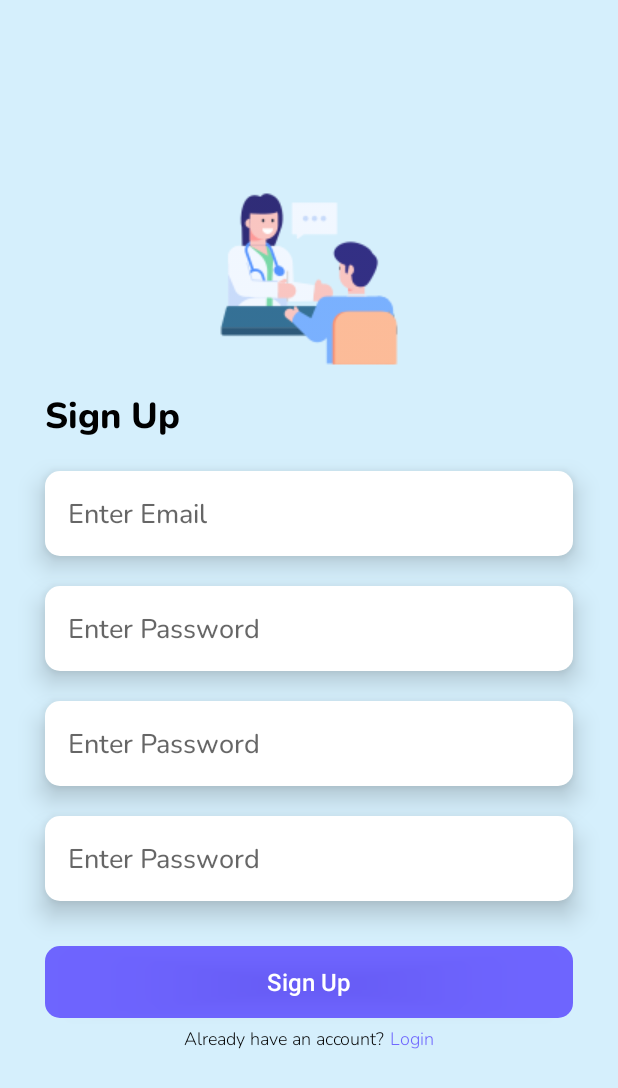
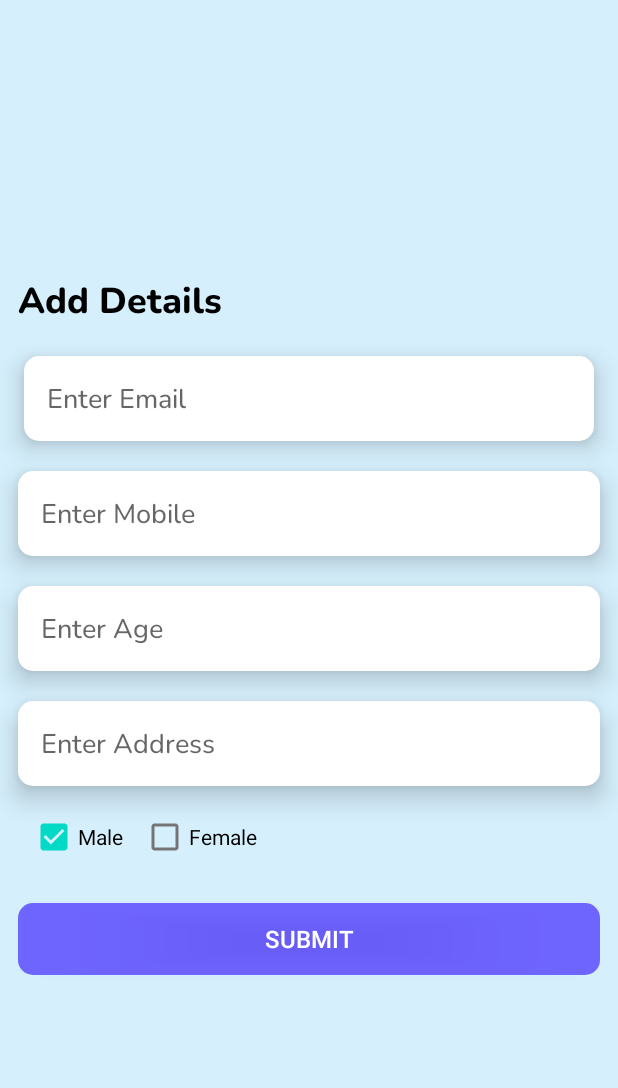
Before and after one commit to shafiq9228/DoctorApp, an Android app: the Signup screen opened directly, with no data from a screen before it, on a phone screen of 412 x 824 dp. Shown: the top 1088 px of the screen. Run offline under Robolectric (Android 15) with nearby library versions, the phone set to English and light mode, and no system bars; our stand-ins replace Firebase (no records; nobody signed in at launch, a user with empty details on screens opened directly).

Commit message:
Doctor Form

```diff
--- a/app/src/main/java/com/medical/doctorapp/GoogleSignin.kt
+++ b/app/src/main/java/com/medical/doctorapp/GoogleSignin.kt
@@ -78,11 +78,21 @@
                 if (task.isSuccessful) {
                     // Sign in success, update UI with the signed-in user's information
 
-                    Toast.makeText(applicationContext, "Success", Toast.LENGTH_SHORT).show()
-                    val user = auth.currentUser
-                    val i = Intent(this@GoogleSignin, Home::class.java)
+                    val b1 = task.getResult().additionalUserInfo?.isNewUser
+
+                    val i = Intent(this@GoogleSignin, Signup::class.java)
                     startActivity(i)
                     finishAffinity()
+//                    if (b1!!){
+//
+//                    }else{
+//                        Toast.makeText(applicationContext, "Success", Toast.LENGTH_SHORT).show()
+//                        val user = auth.currentUser
+//                        val i = Intent(this@GoogleSignin, Home::class.java)
+//                        startActivity(i)
+//                        finishAffinity()
+//                    }
+
 
                 } else {
                     Toast.makeText(applicationContext, "Faied", Toast.LENGTH_SHORT).show()
--- a/app/src/main/java/com/medical/doctorapp/Home.kt
+++ b/app/src/main/java/com/medical/doctorapp/Home.kt
@@ -1,17 +1,17 @@
 package com.medical.doctorapp
 
 import android.content.Intent
-import android.icu.util.ULocale
-import androidx.appcompat.app.AppCompatActivity
 import android.os.Bundle
 import android.view.View
 import android.widget.ImageView
 import android.widget.LinearLayout
 import android.widget.Toast
+import androidx.appcompat.app.AppCompatActivity
 import com.google.android.gms.auth.api.signin.GoogleSignIn
 import com.google.android.gms.auth.api.signin.GoogleSignInClient
 import com.google.android.gms.auth.api.signin.GoogleSignInOptions
 import com.google.android.gms.tasks.OnCompleteListener
+import com.google.firebase.auth.FirebaseAuth
 import java.util.*
 
 class Home : AppCompatActivity() {
@@ -22,6 +22,7 @@
     lateinit var mealbtn: LinearLayout
     lateinit var bookdoctorbtn: LinearLayout
     lateinit var logout: ImageView
+    lateinit var auth: FirebaseAuth
     private var mGoogleSignInClient: GoogleSignInClient? = null
 
     override fun onCreate(savedInstanceState: Bundle?) {
@@ -34,6 +35,7 @@
         mealbtn = findViewById(R.id.mealbtn)
         bookdoctorbtn = findViewById(R.id.bookdoctorbtn)
 
+        auth =FirebaseAuth.getInstance()
         logout = findViewById(R.id.logout)
 
         logout.setOnClickListener(View.OnClickListener {
@@ -42,7 +44,8 @@
             )
             googleSignInClient.signOut().addOnCompleteListener(OnCompleteListener { task->
                 if (task.isSuccessful){
-                    val i = Intent(this@Home, SelectScrn::class.java)
+                    auth.signOut()
+                    val i = Intent(this@Home, GoogleSignin::class.java)
                     startActivity(i)
                     finishAffinity()
                 }else{
--- a/app/src/main/java/com/medical/doctorapp/Signup.kt
+++ b/app/src/main/java/com/medical/doctorapp/Signup.kt
@@ -1,11 +1,66 @@
 package com.medical.doctorapp
 
+import android.content.Intent
 import androidx.appcompat.app.AppCompatActivity
 import android.os.Bundle
+import android.view.View
+import android.widget.Button
+import android.widget.CheckBox
+import android.widget.EditText
+import android.widget.Toast
+import com.google.firebase.auth.FirebaseAuth
 
 class Signup : AppCompatActivity() {
+
+    lateinit var email: EditText
+    lateinit var mobile: EditText
+    lateinit var address: EditText
+    lateinit var age: EditText
+    lateinit var auth: FirebaseAuth
+    lateinit var malecb: CheckBox
+    lateinit var femalecb: CheckBox
+    lateinit var submit: Button
+
     override fun onCreate(savedInstanceState: Bundle?) {
         super.onCreate(savedInstanceState)
         setContentView(R.layout.activity_signup)
+
+        email = findViewById(R.id.memail)
+        mobile = findViewById(R.id.mmobile)
+        address = findViewById(R.id.maddress)
+        auth = FirebaseAuth.getInstance();
+        age = findViewById(R.id.mage)
+        malecb = findViewById(R.id.malecb)
+        femalecb = findViewById(R.id.femalecb)
+
+        email.setText(""+auth.currentUser?.email)
+        submit = findViewById(R.id.sumbit)
+
+        malecb.isChecked = true
+
+        malecb.setOnClickListener(View.OnClickListener {
+            femalecb.isChecked = false
+            malecb.isChecked = true
+        })
+
+
+        femalecb.setOnClickListener(View.OnClickListener {
+            malecb.isChecked = false
+            femalecb.isChecked = true
+        })
+
+        submit.setOnClickListener(View.OnClickListener {
+            if (mobile.text.toString().isEmpty() || age.text.toString().isEmpty() || address.text.toString().isEmpty() ){
+                Toast.makeText(applicationContext, "Please Fill All Details", Toast.LENGTH_SHORT).show()
+
+            }else{
+                val i = Intent(this@Signup, Home::class.java)
+                startActivity(i)
+                finishAffinity()
+            }
+        })
+
+
+
     }
 }
--- a/app/src/main/res/layout/activity_signup.xml
+++ b/app/src/main/res/layout/activity_signup.xml
@@ -7,20 +7,16 @@
     android:orientation="vertical"
     android:gravity="center"
     android:background="#332EAFF0"
-
     tools:context=".Login">
 
-    <ImageView
-        android:layout_width="wrap_content"
-        android:layout_height="wrap_content"
-        android:src="@drawable/logindoc"/>
+
 
     <TextView
         android:layout_width="match_parent"
         android:layout_height="wrap_content"
-        android:layout_marginHorizontal="30dp"
+        android:layout_marginHorizontal="12dp"
         android:layout_marginVertical="10dp"
-        android:text="Sign Up"
+        android:text="Add Details"
         android:textColor="#000000"
         android:textSize="24dp"
         android:fontFamily="@font/nunitoextrabold" />
@@ -29,8 +25,10 @@
     <EditText
         android:layout_width="match_parent"
         android:layout_height="wrap_content"
-        android:layout_marginHorizontal="30dp"
+        android:layout_marginHorizontal="16dp"
         android:layout_marginVertical="10dp"
+        android:id="@+id/memail"
+        android:enabled="false"
         android:background="@drawable/selectbtn1"
         android:elevation="10dp"
         android:padding="15dp"
@@ -43,76 +41,79 @@
     <EditText
         android:layout_width="match_parent"
         android:layout_height="wrap_content"
-        android:layout_marginHorizontal="30dp"
+        android:layout_marginHorizontal="12dp"
         android:layout_marginVertical="10dp"
         android:background="@drawable/selectbtn1"
         android:fontFamily="@font/nunitomedium"
+        android:id="@+id/mmobile"
         android:elevation="10dp"
         android:padding="15dp"
-        android:hint="Enter Password"
+        android:hint="Enter Mobile"
         android:text=""
         android:textColorHint="#99000000"/>
 
     <EditText
         android:layout_width="match_parent"
         android:layout_height="wrap_content"
-        android:layout_marginHorizontal="30dp"
+        android:layout_marginHorizontal="12dp"
         android:layout_marginVertical="10dp"
         android:background="@drawable/selectbtn1"
+        android:id="@+id/mage"
         android:fontFamily="@font/nunitomedium"
         android:elevation="10dp"
         android:padding="15dp"
-        android:hint="Enter Password"
+        android:hint="Enter Age"
         android:text=""
         android:textColorHint="#99000000"/>
 
     <EditText
         android:layout_width="match_parent"
         android:layout_height="wrap_content"
-        android:layout_marginHorizontal="30dp"
+        android:layout_marginHorizontal="12dp"
+        android:id="@+id/maddress"
         android:layout_marginVertical="10dp"
         android:background="@drawable/selectbtn1"
         android:fontFamily="@font/nunitomedium"
         android:elevation="10dp"
         android:padding="15dp"
-        android:hint="Enter Password"
+        android:hint="Enter Address"
         android:text=""
         android:textColorHint="#99000000"/>
+
+    <LinearLayout
+        android:layout_width="match_parent"
+        android:layout_marginHorizontal="20dp"
+        android:layout_height="wrap_content">
+
+        <CheckBox
+            android:layout_width="wrap_content"
+            android:layout_height="wrap_content"
+            android:layout_marginRight="12dp"
+            android:id="@+id/malecb"
+            android:text="Male"/>
+
+        <CheckBox
+            android:layout_width="wrap_content"
+            android:layout_height="wrap_content"
+            android:id="@+id/femalecb"
+            android:text="Female"/>
+
+    </LinearLayout>
+
 
     <androidx.appcompat.widget.AppCompatButton
         android:layout_width="match_parent"
         android:layout_height="wrap_content"
-        android:layout_marginHorizontal="30dp"
+        android:layout_marginHorizontal="12dp"
         android:layout_marginTop="20dp"
         android:elevation="10dp"
         android:background="@drawable/selectbtn2"
-        android:text="Sign Up"
-        android:textAllCaps="false"
+        android:text="Submit"
+        android:textAllCaps="true"
+        android:id="@+id/sumbit"
         android:textColor="@color/white"
         android:textSize="16dp"/>
 
-    <LinearLayout
-        android:layout_width="match_parent"
-        android:layout_height="wrap_content"
-        android:layout_marginTop="5dp"
-        android:gravity="center">
 
-        <TextView
-            android:layout_width="wrap_content"
-            android:layout_height="wrap_content"
-            android:text="Already have an account?"
-            android:textSize="12dp"
-            android:textColor="#000000"
-            android:fontFamily="@font/nunitolight"/>
-
-        <TextView
-            android:layout_width="wrap_content"
-            android:layout_height="wrap_content"
-            android:text=" Login"
-            android:textSize="12dp"
-            android:textColor="#CC5543FF"
-            android:fontFamily="@font/nunitolight"/>
-
-    </LinearLayout>
 
 </LinearLayout>
```
